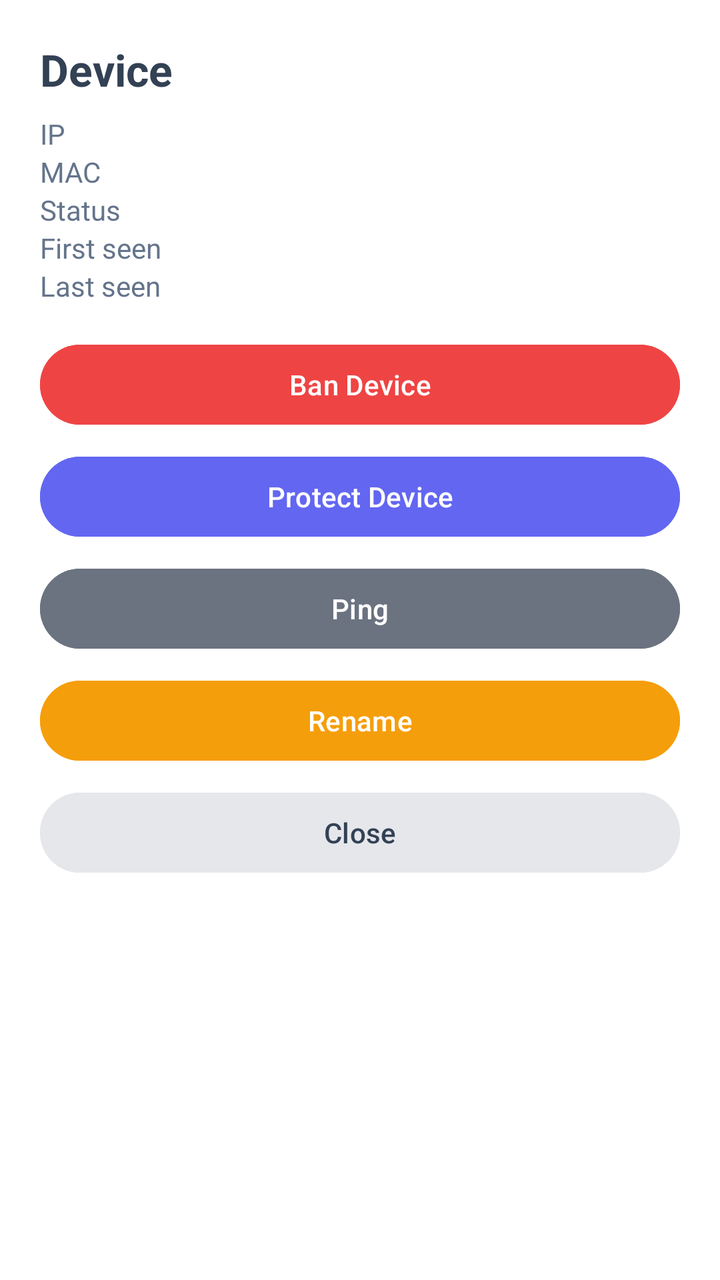
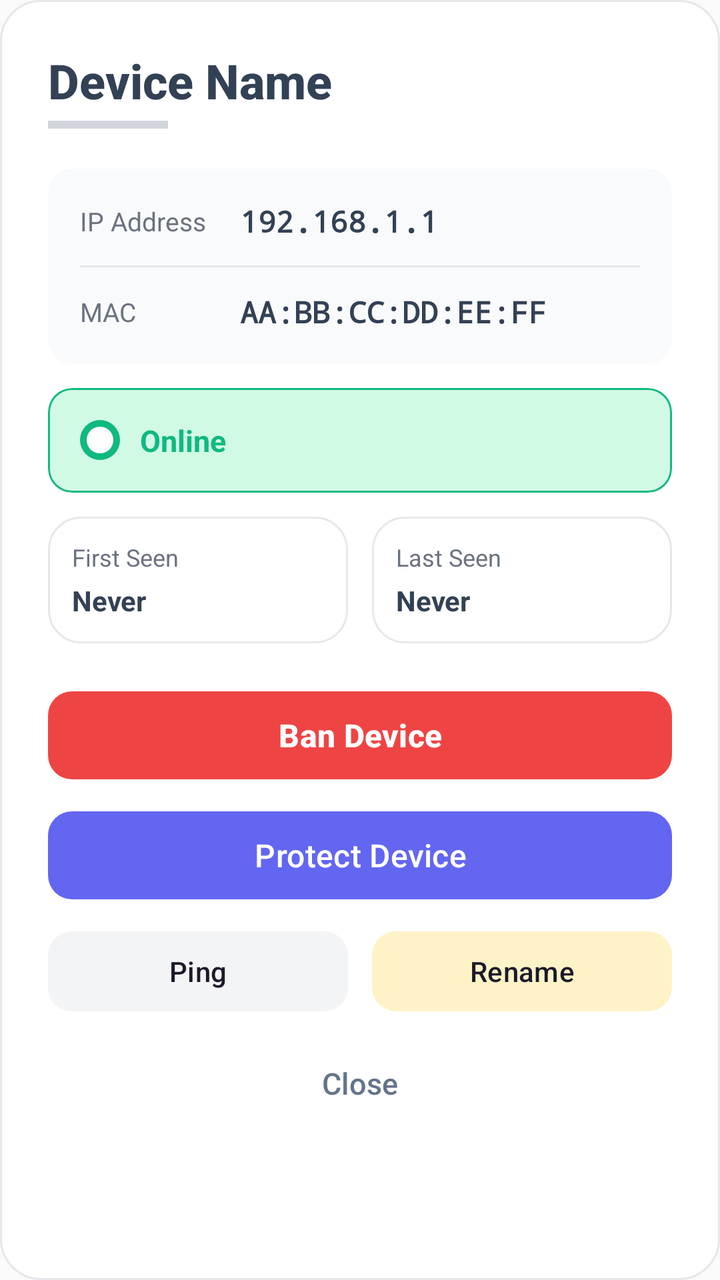

Compare the two renders of this Android layout. The source of the first and the diff that turns it into the second are given below.
<!-- AndroidManifest.xml: application theme Theme.Netcut -->
<!-- res/layout/bottom_sheet_device.xml -->
<?xml version="1.0" encoding="utf-8"?>
<LinearLayout xmlns:android="http://schemas.android.com/apk/res/android"
    android:layout_width="match_parent"
    android:layout_height="wrap_content"
    android:orientation="vertical"
    android:padding="20dp"
    android:background="@color/surface">

    <TextView
        android:id="@+id/tv_sheet_name"
        android:layout_width="match_parent"
        android:layout_height="wrap_content"
        android:text="Device"
        android:textSize="22sp"
        android:textStyle="bold"
        android:textColor="@color/on_surface" />

    <TextView
        android:id="@+id/tv_sheet_ip"
        android:layout_width="match_parent"
        android:layout_height="wrap_content"
        android:text="IP"
        android:textSize="14sp"
        android:layout_marginTop="8dp"
        android:textColor="@color/on_surface_variant" />

    <TextView
        android:id="@+id/tv_sheet_mac"
        android:layout_width="match_parent"
        android:layout_height="wrap_content"
        android:text="MAC"
        android:textSize="14sp"
        android:textColor="@color/on_surface_variant" />

    <TextView
        android:id="@+id/tv_sheet_status"
        android:layout_width="match_parent"
        android:layout_height="wrap_content"
        android:text="Status"
        android:textSize="14sp"
        android:textColor="@color/on_surface_variant" />

    <TextView
        android:id="@+id/tv_sheet_first_seen"
        android:layout_width="match_parent"
        android:layout_height="wrap_content"
        android:text="First seen"
        android:textSize="14sp"
        android:textColor="@color/on_surface_variant" />

    <TextView
        android:id="@+id/tv_sheet_last_seen"
        android:layout_width="match_parent"
        android:layout_height="wrap_content"
        android:text="Last seen"
        android:textSize="14sp"
        android:textColor="@color/on_surface_variant" />

    <Button
        android:id="@+id/btn_sheet_ban"
        android:layout_width="match_parent"
        android:layout_height="48dp"
        android:text="Ban Device"
        android:textAllCaps="false"
        android:textColor="@color/white"
        android:backgroundTint="@color/error"
        android:layout_marginTop="16dp"
        android:elevation="2dp"/>

    <Button
        android:id="@+id/btn_sheet_protect"
        android:layout_width="match_parent"
        android:layout_height="48dp"
        android:text="Protect Device"
        android:textAllCaps="false"
        android:textColor="@color/white"
        android:backgroundTint="@color/primary"
        android:layout_marginTop="8dp"
        android:elevation="2dp"/>

    <Button
        android:id="@+id/btn_sheet_ping"
        android:layout_width="match_parent"
        android:layout_height="48dp"
        android:text="Ping"
        android:textAllCaps="false"
        android:textColor="@color/white"
        android:backgroundTint="@color/gray_500"
        android:layout_marginTop="8dp"
        android:elevation="2dp"/>

    <Button
        android:id="@+id/btn_sheet_rename"
        android:layout_width="match_parent"
        android:layout_height="48dp"
        android:text="Rename"
        android:textAllCaps="false"
        android:textColor="@color/white"
        android:backgroundTint="@color/warning"
        android:layout_marginTop="8dp"
        android:elevation="2dp"/>

    <Button
        android:id="@+id/btn_sheet_close"
        android:layout_width="match_parent"
        android:layout_height="48dp"
        android:text="Close"
        android:textAllCaps="false"
        android:textColor="@color/on_surface"
        android:backgroundTint="@color/gray_200"
        android:layout_marginTop="8dp"
        android:elevation="2dp"/>

</LinearLayout>
<!-- resources referenced by this layout -->
<resources>
  <color name="error">#EF4444</color>
  <color name="gray_200">#E5E7EB</color>
  <color name="gray_500">#6B7280</color>
  <color name="on_surface">#334155</color>
  <color name="on_surface_variant">#64748B</color>
  <color name="primary">#6366F1</color>
  <color name="surface">#FFFFFF</color>
  <color name="warning">#F59E0B</color>
  <color name="white">#FFFFFFFF</color>
  <style name="Theme.Netcut" parent="Base.Theme.Netcut" />
  <style name="Base.Theme.Netcut" parent="Theme.Material3.DayNight.NoActionBar">
          
          <item name="colorPrimary">@color/primary</item>
          <item name="colorPrimaryVariant">@color/primary_dark</item>
          <item name="colorOnPrimary">@color/on_primary</item>
          
          
          <item name="colorSecondary">@color/secondary</item>
          <item name="colorSecondaryVariant">@color/secondary_dark</item>
          <item name="colorOnSecondary">@color/on_secondary</item>
          
          
          <item name="android:statusBarColor">@color/primary_dark</item>
          
          
          <item name="android:colorBackground">@color/background</item>
          <item name="colorSurface">@color/surface</item>
          <item name="colorOnSurface">@color/on_surface</item>
          <item name="colorOnSurfaceVariant">@color/on_surface_variant</item>
          
          
          <item name="colorError">@color/error</item>
          <item name="colorOnError">@color/white</item>
      </style>
  <color name="primary_dark">#4F46E5</color>
  <color name="on_primary">#FFFFFF</color>
  <color name="secondary">#EC4899</color>
  <color name="secondary_dark">#DB2777</color>
  <color name="on_secondary">#FFFFFF</color>
  <color name="background">#FAFAFA</color>
</resources>

<!-- the commit's change to res/layout/bottom_sheet_device.xml (unified diff, before → after) -->
@@ -1,114 +1,278 @@
 <?xml version="1.0" encoding="utf-8"?>
 <LinearLayout xmlns:android="http://schemas.android.com/apk/res/android"
+    xmlns:app="http://schemas.android.com/apk/res-auto"
     android:layout_width="match_parent"
     android:layout_height="wrap_content"
     android:orientation="vertical"
-    android:padding="20dp"
-    android:background="@color/surface">
-
+    android:padding="24dp"
+    android:background="@drawable/bg_card_rounded">
+
+    
     <TextView
         android:id="@+id/tv_sheet_name"
         android:layout_width="match_parent"
         android:layout_height="wrap_content"
-        android:text="Device"
-        android:textSize="22sp"
+        android:text="Device Name"
+        android:textSize="24sp"
         android:textStyle="bold"
-        android:textColor="@color/on_surface" />
-
-    <TextView
-        android:id="@+id/tv_sheet_ip"
-        android:layout_width="match_parent"
-        android:layout_height="wrap_content"
-        android:text="IP"
-        android:textSize="14sp"
-        android:layout_marginTop="8dp"
-        android:textColor="@color/on_surface_variant" />
-
-    <TextView
-        android:id="@+id/tv_sheet_mac"
-        android:layout_width="match_parent"
-        android:layout_height="wrap_content"
-        android:text="MAC"
-        android:textSize="14sp"
-        android:textColor="@color/on_surface_variant" />
-
-    <TextView
-        android:id="@+id/tv_sheet_status"
-        android:layout_width="match_parent"
-        android:layout_height="wrap_content"
-        android:text="Status"
-        android:textSize="14sp"
-        android:textColor="@color/on_surface_variant" />
-
-    <TextView
-        android:id="@+id/tv_sheet_first_seen"
-        android:layout_width="match_parent"
-        android:layout_height="wrap_content"
-        android:text="First seen"
-        android:textSize="14sp"
-        android:textColor="@color/on_surface_variant" />
-
-    <TextView
-        android:id="@+id/tv_sheet_last_seen"
-        android:layout_width="match_parent"
-        android:layout_height="wrap_content"
-        android:text="Last seen"
-        android:textSize="14sp"
-        android:textColor="@color/on_surface_variant" />
-
-    <Button
+        android:textColor="@color/on_surface"
+        android:fontFamily="sans-serif-medium"
+        android:layout_marginBottom="4dp" />
+
+    <View
+        android:layout_width="60dp"
+        android:layout_height="4dp"
+        android:background="@color/gray_300"
+        android:layout_marginBottom="20dp" />
+
+    
+    <com.google.android.material.card.MaterialCardView
+        android:layout_width="match_parent"
+        android:layout_height="wrap_content"
+        app:cardBackgroundColor="@color/gray_50"
+        app:cardCornerRadius="12dp"
+        app:strokeWidth="0dp"
+        android:layout_marginBottom="12dp">
+
+        <LinearLayout
+            android:layout_width="match_parent"
+            android:layout_height="wrap_content"
+            android:orientation="vertical"
+            android:padding="16dp">
+
+            <LinearLayout
+                android:layout_width="match_parent"
+                android:layout_height="wrap_content"
+                android:orientation="horizontal"
+                android:gravity="center_vertical">
+
+                <TextView
+                    android:layout_width="80dp"
+                    android:layout_height="wrap_content"
+                    android:text="IP Address"
+                    android:textSize="13sp"
+                    android:textColor="@color/gray_500" />
+
+                <TextView
+                    android:id="@+id/tv_sheet_ip"
+                    android:layout_width="0dp"
+                    android:layout_weight="1"
+                    android:layout_height="wrap_content"
+                    android:text="192.168.1.1"
+                    android:textSize="15sp"
+                    android:textColor="@color/on_surface"
+                    android:fontFamily="monospace"
+                    android:textStyle="bold" />
+
+            </LinearLayout>
+
+            <View
+                android:layout_width="match_parent"
+                android:layout_height="1dp"
+                android:background="@color/gray_200"
+                android:layout_marginTop="12dp"
+                android:layout_marginBottom="12dp" />
+
+            <LinearLayout
+                android:layout_width="match_parent"
+                android:layout_height="wrap_content"
+                android:orientation="horizontal"
+                android:gravity="center_vertical">
+
+                <TextView
+                    android:layout_width="80dp"
+                    android:layout_height="wrap_content"
+                    android:text="MAC"
+                    android:textSize="13sp"
+                    android:textColor="@color/gray_500" />
+
+                <TextView
+                    android:id="@+id/tv_sheet_mac"
+                    android:layout_width="0dp"
+                    android:layout_weight="1"
+                    android:layout_height="wrap_content"
+                    android:text="AA:BB:CC:DD:EE:FF"
+                    android:textSize="15sp"
+                    android:textColor="@color/on_surface"
+                    android:fontFamily="monospace"
+                    android:textStyle="bold" />
+
+            </LinearLayout>
+
+        </LinearLayout>
+
+    </com.google.android.material.card.MaterialCardView>
+
+    
+    <com.google.android.material.card.MaterialCardView
+        android:layout_width="match_parent"
+        android:layout_height="wrap_content"
+        app:cardBackgroundColor="@color/success_light"
+        app:cardCornerRadius="12dp"
+        app:strokeWidth="1dp"
+        app:strokeColor="@color/success"
+        android:layout_marginBottom="12dp">
+
+        <LinearLayout
+            android:layout_width="match_parent"
+            android:layout_height="wrap_content"
+            android:orientation="horizontal"
+            android:padding="16dp"
+            android:gravity="center_vertical">
+
+            <ImageView
+                android:layout_width="20dp"
+                android:layout_height="20dp"
+                android:src="@drawable/ic_status_dot_green"
+                android:scaleType="fitCenter" />
+
+            <TextView
+                android:id="@+id/tv_sheet_status"
+                android:layout_width="0dp"
+                android:layout_weight="1"
+                android:layout_height="wrap_content"
+                android:text="Online"
+                android:textSize="15sp"
+                android:textStyle="bold"
+                android:textColor="@color/success"
+                android:layout_marginStart="10dp" />
+
+        </LinearLayout>
+
+    </com.google.android.material.card.MaterialCardView>
+
+    
+    <LinearLayout
+        android:layout_width="match_parent"
+        android:layout_height="wrap_content"
+        android:orientation="horizontal"
+        android:layout_marginBottom="12dp">
+
+        <LinearLayout
+            android:layout_width="0dp"
+            android:layout_weight="1"
+            android:layout_height="wrap_content"
+            android:orientation="vertical"
+            android:background="@drawable/bg_card"
+            android:padding="12dp"
+            android:layout_marginEnd="6dp">
+
+            <TextView
+                android:layout_width="wrap_content"
+                android:layout_height="wrap_content"
+                android:text="First Seen"
+                android:textSize="12sp"
+                android:textColor="@color/gray_500" />
+
+            <TextView
+                android:id="@+id/tv_sheet_first_seen"
+                android:layout_width="wrap_content"
+                android:layout_height="wrap_content"
+                android:text="Never"
+                android:textSize="14sp"
+                android:textColor="@color/on_surface"
+                android:textStyle="bold"
+                android:layout_marginTop="4dp" />
+
+        </LinearLayout>
+
+        <LinearLayout
+            android:layout_width="0dp"
+            android:layout_weight="1"
+            android:layout_height="wrap_content"
+            android:orientation="vertical"
+            android:background="@drawable/bg_card"
+            android:padding="12dp"
+            android:layout_marginStart="6dp">
+
+            <TextView
+                android:layout_width="wrap_content"
+                android:layout_height="wrap_content"
+                android:text="Last Seen"
+                android:textSize="12sp"
+                android:textColor="@color/gray_500" />
+
+            <TextView
+                android:id="@+id/tv_sheet_last_seen"
+                android:layout_width="wrap_content"
+                android:layout_height="wrap_content"
+                android:text="Never"
+                android:textSize="14sp"
+                android:textColor="@color/on_surface"
+                android:textStyle="bold"
+                android:layout_marginTop="4dp" />
+
+        </LinearLayout>
+
+    </LinearLayout>
+
+    
+    <com.google.android.material.button.MaterialButton
         android:id="@+id/btn_sheet_ban"
-        android:layout_width="match_parent"
-        android:layout_height="48dp"
+        style="@style/Widget.Material3.Button"
+        android:layout_width="match_parent"
+        android:layout_height="52dp"
         android:text="Ban Device"
         android:textAllCaps="false"
-        android:textColor="@color/white"
-        android:backgroundTint="@color/error"
-        android:layout_marginTop="16dp"
-        android:elevation="2dp"/>
-
-    <Button
+        android:textSize="16sp"
+        android:textStyle="bold"
+        app:backgroundTint="@color/error"
+        app:cornerRadius="12dp"
+        android:layout_marginTop="8dp" />
+
+    <com.google.android.material.button.MaterialButton
         android:id="@+id/btn_sheet_protect"
-        android:layout_width="match_parent"
-        android:layout_height="48dp"
+        style="@style/Widget.Material3.Button"
+        android:layout_width="match_parent"
+        android:layout_height="52dp"
         android:text="Protect Device"
         android:textAllCaps="false"
-        android:textColor="@color/white"
-        android:backgroundTint="@color/primary"
-        android:layout_marginTop="8dp"
-        android:elevation="2dp"/>
-
-    <Button
-        android:id="@+id/btn_sheet_ping"
-        android:layout_width="match_parent"
-        android:layout_height="48dp"
-        android:text="Ping"
-        android:textAllCaps="false"
-        android:textColor="@color/white"
-        android:backgroundTint="@color/gray_500"
-        android:layout_marginTop="8dp"
-        android:elevation="2dp"/>
-
-    <Button
-        android:id="@+id/btn_sheet_rename"
-        android:layout_width="match_parent"
-        android:layout_height="48dp"
-        android:text="Rename"
-        android:textAllCaps="false"
-        android:textColor="@color/white"
-        android:backgroundTint="@color/warning"
-        android:layout_marginTop="8dp"
-        android:elevation="2dp"/>
-
-    <Button
+        android:textSize="16sp"
+        app:backgroundTint="@color/primary"
+        app:cornerRadius="12dp"
+        android:layout_marginTop="8dp" />
+
+    <LinearLayout
+        android:layout_width="match_parent"
+        android:layout_height="wrap_content"
+        android:orientation="horizontal"
+        android:layout_marginTop="8dp">
+
+        <com.google.android.material.button.MaterialButton
+            android:id="@+id/btn_sheet_ping"
+            style="@style/Widget.Material3.Button.TonalButton"
+            android:layout_width="0dp"
+            android:layout_height="48dp"
+            android:layout_weight="1"
+            android:text="Ping"
+            android:textAllCaps="false"
+            app:backgroundTint="@color/gray_100"
+            app:cornerRadius="12dp"
+            android:layout_marginEnd="6dp" />
+
+        <com.google.android.material.button.MaterialButton
+            android:id="@+id/btn_sheet_rename"
+            style="@style/Widget.Material3.Button.TonalButton"
+            android:layout_width="0dp"
+            android:layout_height="48dp"
+            android:layout_weight="1"
+            android:text="Rename"
+            android:textAllCaps="false"
+            app:backgroundTint="@color/warning_light"
+            app:cornerRadius="12dp"
+            android:layout_marginStart="6dp" />
+
+    </LinearLayout>
+
+    <com.google.android.material.button.MaterialButton
         android:id="@+id/btn_sheet_close"
+        style="@style/Widget.Material3.Button.TextButton"
         android:layout_width="match_parent"
         android:layout_height="48dp"
         android:text="Close"
         android:textAllCaps="false"
-        android:textColor="@color/on_surface"
-        android:backgroundTint="@color/gray_200"
-        android:layout_marginTop="8dp"
-        android:elevation="2dp"/>
+        android:textSize="15sp"
+        android:textColor="@color/on_surface_variant"
+        android:layout_marginTop="8dp" />
 
 </LinearLayout>
<!-- resource entries referenced after the edit -->
@@ -1,13 +1,62 @@
 <!-- resources referenced by this layout -->
 <resources>
   <color name="error">#EF4444</color>
+  <color name="gray_100">#F3F4F6</color>
   <color name="gray_200">#E5E7EB</color>
+  <color name="gray_300">#D1D5DB</color>
+  <color name="gray_50">#F9FAFB</color>
   <color name="gray_500">#6B7280</color>
   <color name="on_surface">#334155</color>
   <color name="on_surface_variant">#64748B</color>
   <color name="primary">#6366F1</color>
+  <color name="success">#10B981</color>
+  <color name="success_light">#D1FAE5</color>
+  <color name="warning_light">#FEF3C7</color>
+  <!-- drawable bg_card (drawable) -->
+  <?xml version="1.0" encoding="utf-8"?>
+  <shape xmlns:android="http://schemas.android.com/apk/res/android"
+      android:shape="rectangle">
+  
+      <solid android:color="@color/surface" />
+  
+      <corners android:radius="16dp" />
+  
+      <stroke
+          android:width="1dp"
+          android:color="@color/gray_200" />
+  
+  </shape>
+  <!-- drawable bg_card_rounded (drawable) -->
+  <?xml version="1.0" encoding="utf-8"?>
+  <shape xmlns:android="http://schemas.android.com/apk/res/android"
+      android:shape="rectangle">
+  
+      <solid android:color="@color/surface" />
+  
+      <corners android:radius="20dp" />
+  
+      <stroke
+          android:width="1dp"
+          android:color="@color/gray_200" />
+  
+  </shape>
+  <!-- drawable ic_status_dot_green (drawable) -->
+  <?xml version="1.0" encoding="utf-8"?>
+  <layer-list xmlns:android="http://schemas.android.com/apk/res/android">
+      <item>
+          <shape android:shape="oval">
+              <solid android:color="@color/success" />
+              <size android:width="12dp" android:height="12dp" />
+          </shape>
+      </item>
+      <item android:left="2dp" android:top="2dp" android:right="2dp" android:bottom="2dp">
+          <shape android:shape="oval">
+              <solid android:color="@color/white" />
+              <size android:width="8dp" android:height="8dp" />
+          </shape>
+      </item>
+  </layer-list>
   <color name="surface">#FFFFFF</color>
-  <color name="warning">#F59E0B</color>
   <color name="white">#FFFFFFFF</color>
   <style name="Theme.Netcut" parent="Base.Theme.Netcut" />
   <style name="Base.Theme.Netcut" parent="Theme.Material3.DayNight.NoActionBar">
